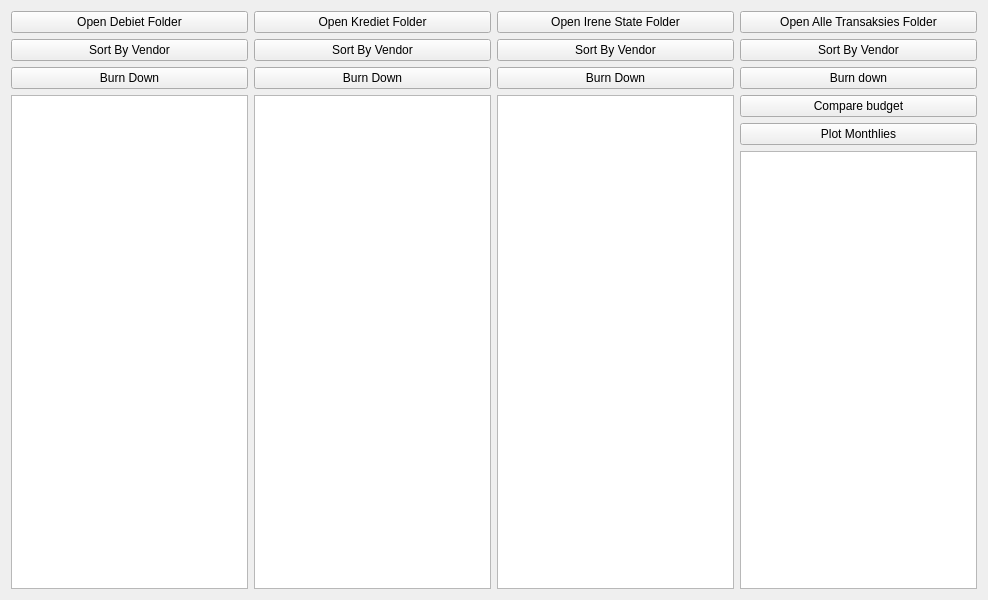
Above: form.ui from dschoonwinkel/StateAnalise before the change. Below: the same form after it.
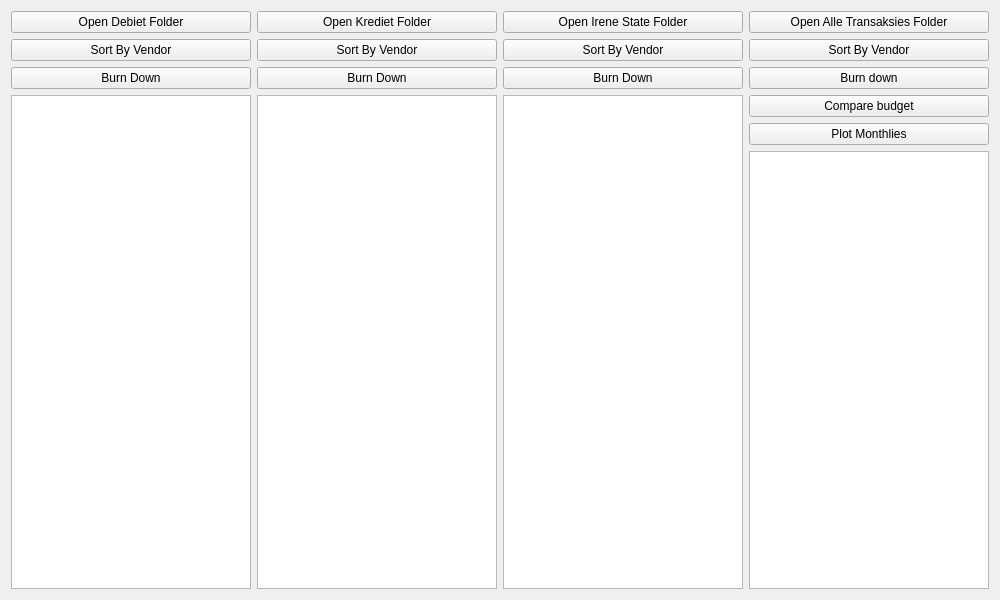
That is the form after the change.

What changed in the file:
```diff
--- a/form.ui
+++ b/form.ui
@@ -6,7 +6,7 @@
    <rect>
     <x>0</x>
     <y>0</y>
-    <width>988</width>
+    <width>1000</width>
     <height>600</height>
    </rect>
   </property>
```
